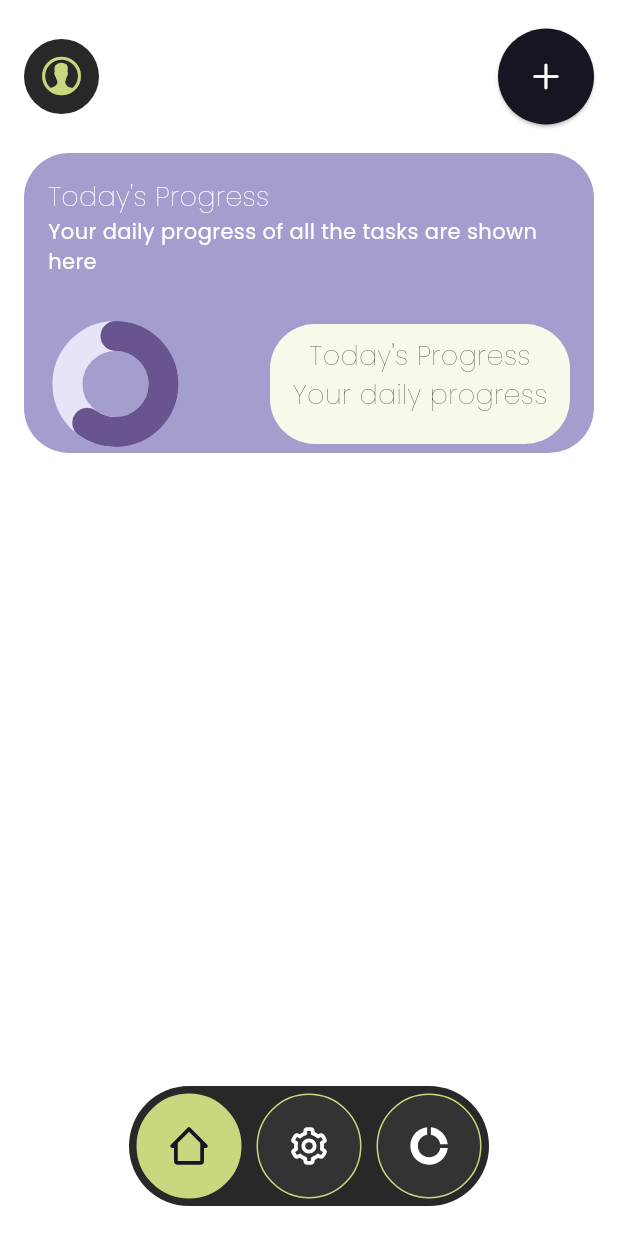
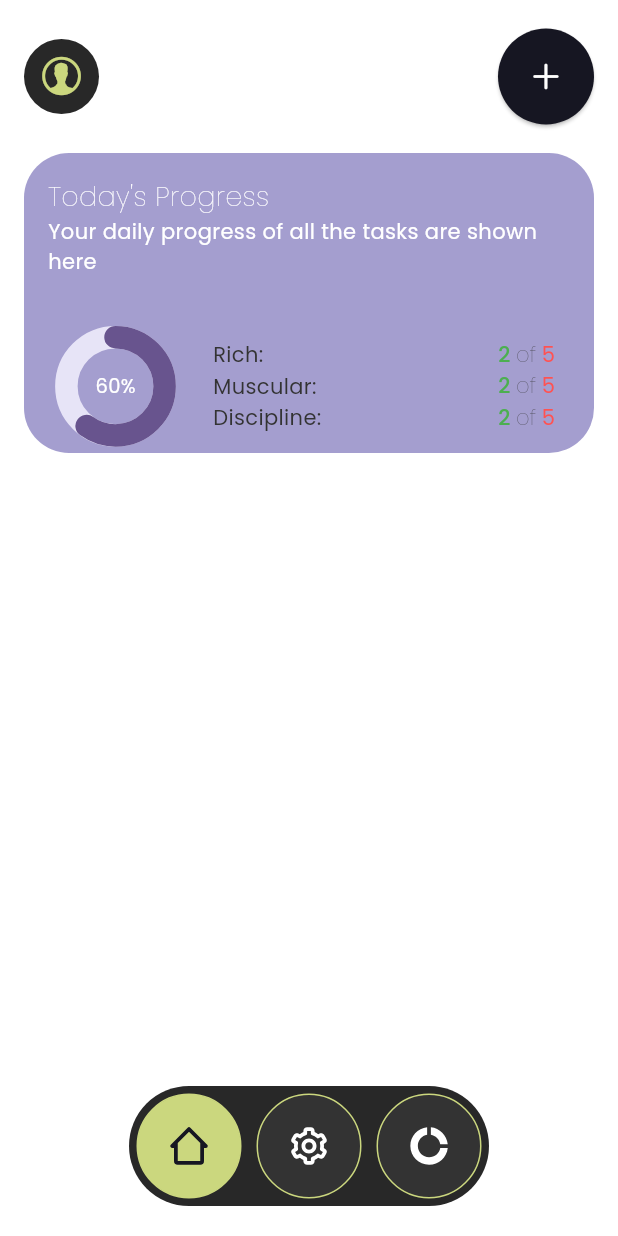
Before and after one commit to abhishekpanja554/attack_mode, a Flutter app: the screen it shows after launch, after a tap on an icon or button, on a phone screen of 412 x 824 dp. Run offline on Flutter 3.47's test engine with Material 3 defaults, Android fonts, the phone set to English and light mode, and no system bars; our stand-ins replace dio, flutter_riverpod, gap, google_fonts, icons_plus, riverpod_annotation; missing offline and left inert: patterns_canvas; generated files the repository leaves out were written again.

Commit message:
stats design in progress

```diff
--- a/lib/config/themes/colors.dart
+++ b/lib/config/themes/colors.dart
@@ -18,4 +18,5 @@ class ColorManager {
   static Color purple = const Color(0xffA49ECF);
   static Color black = const Color(0xff282828);
   static Color lightPurple = const Color(0xffE7E4F7);
+  static Color lightLemonGreen = const Color(0xffF7F9EA);
 }
--- a/lib/config/themes/styles.dart
+++ b/lib/config/themes/styles.dart
@@ -25,8 +25,14 @@ class TextStyleManager {
   );
 
   static TextStyle kTitleStyleWhite14 = GoogleFonts.poppins(
-    fontSize: 18,
+    fontSize: 14,
     color: ColorManager.darkGrey,
     fontWeight: FontWeight.w200,
   );
+
+  static TextStyle kTitleStyleWhite14Bold = GoogleFonts.poppins(
+    fontSize: 14,
+    color: ColorManager.darkGrey,
+    fontWeight: FontWeight.w400,
+  );
 }
--- a/lib/features/home/presentation/screens/home_screen.dart
+++ b/lib/features/home/presentation/screens/home_screen.dart
@@ -4,18 +4,20 @@ import 'package:attack_mode_app/config/themes/styles.dart';
 import 'package:attack_mode_app/core/util/screen_size.dart';
 import 'package:attack_mode_app/core/widgets/circle_outline_button.dart';
 import 'package:attack_mode_app/features/home/presentation/widgets/circular_progress_indicator.dart';
+import 'package:attack_mode_app/features/home/presentation/widgets/stat_info_widget.dart';
 import 'package:flutter/cupertino.dart';
 import 'package:flutter/material.dart';
 import 'package:flutter_riverpod/flutter_riverpod.dart';
+import 'package:patterns_canvas/patterns_canvas.dart';
 
-class HomeScreen extends ConsumerStatefulWidget {
+class HomeScreen extends StatefulWidget {
   const HomeScreen({super.key});
 
   @override
-  ConsumerState<HomeScreen> createState() => _HomeScreenState();
+  State<HomeScreen> createState() => _HomeScreenState();
 }
 
-class _HomeScreenState extends ConsumerState<HomeScreen> {
+class _HomeScreenState extends State<HomeScreen> {
   Widget header() {
     return SizedBox(
       height: 70,
@@ -70,26 +72,38 @@ class _HomeScreenState extends ConsumerState<HomeScreen> {
                   progress: 0.6,
                 ),
               ),
-              SizesManager.kSpace16,
-              Container(
-                height: 80,
-                constraints: BoxConstraints(minWidth: 200),
-                padding: SizesManager.kGeneralPadding8,
-                decoration: BoxDecoration(
-                  borderRadius: SizesManager.kBorderRadius30,
-                  color: Color(0xffF7F9EA)
-                ),
-                child: Column(
-                  children: [
-                    Text(
-                      "Today's Progress",
-                      style: TextStyleManager.kTitleStyleWhite14,
+              SizesManager.kSpace20,
+              Expanded(
+                child: ClipRRect(
+                  borderRadius: SizesManager.kBorderRadius16,
+                  child: CustomPaint(
+                    painter: ContainerPatternPainter(),
+                    child: Container(
+                      constraints: const BoxConstraints(minWidth: 200),
+                      padding: SizesManager.kGeneralPadding10,
+                      child: const Column(
+                        crossAxisAlignment: CrossAxisAlignment.start,
+                        mainAxisAlignment: MainAxisAlignment.spaceBetween,
+                        children: [
+                          StatInfoWidget(
+                            title: "Rich",
+                            value: "2",
+                            outOf: "5",
+                          ),
+                          StatInfoWidget(
+                            title: "Muscular",
+                            value: "2",
+                            outOf: "5",
+                          ),
+                          StatInfoWidget(
+                            title: "Discipline",
+                            value: "2",
+                            outOf: "5",
+                          ),
+                        ],
+                      ),
                     ),
-                    Text(
-                      "Your daily progress",
-                      style: TextStyleManager.kTitleStyleWhite14,
-                    ),
-                  ],
+                  ),
                 ),
               )
             ],
@@ -123,3 +137,16 @@ class _HomeScreenState extends ConsumerState<HomeScreen> {
     );
   }
 }
+
+class ContainerPatternPainter extends CustomPainter {
+  @override
+  void paint(Canvas canvas, Size size) {
+    DiagonalStripesLight(
+            bgColor: Color(0xffB8B2DB),
+            fgColor: Colors.white.withValues(alpha: 0.2))
+        .paintOnWidget(canvas, size);
+  }
+
+  @override
+  bool shouldRepaint(CustomPainter oldDelegate) => true;
+}
--- a/lib/features/home/presentation/widgets/circular_progress_indicator.dart
+++ b/lib/features/home/presentation/widgets/circular_progress_indicator.dart
@@ -1,4 +1,5 @@
 import 'package:attack_mode_app/config/themes/colors.dart';
+import 'package:attack_mode_app/config/themes/styles.dart';
 import 'package:flutter/material.dart';
 
 class CircleProgressWidget extends StatefulWidget {
@@ -12,12 +13,12 @@ class CircleProgressWidget extends StatefulWidget {
 
 class _CircleProgressWidgetState extends State<CircleProgressWidget>
     with SingleTickerProviderStateMixin {
-  late AnimationController controller;
+  late AnimationController barAnimationController;
   late Animation tween;
 
   @override
   void initState() {
-    controller = AnimationController(
+    barAnimationController = AnimationController(
       vsync: this,
       duration: const Duration(milliseconds: 500),
     );
@@ -26,37 +27,49 @@ class _CircleProgressWidgetState extends State<CircleProgressWidget>
       end: widget.progress,
     ).animate(
       CurvedAnimation(
-        parent: controller,
+        parent: barAnimationController,
         curve: Curves.decelerate,
       ),
     );
-    controller.forward();
+    barAnimationController.forward();
     // controller.repeat(reverse: true);
     super.initState();
   }
 
   @override
   void dispose() {
-    controller.dispose();
+    barAnimationController.dispose();
     super.dispose();
   }
 
   @override
   Widget build(BuildContext context) {
-    return SizedBox(
+    return AnimatedBuilder(
+      animation: tween,
+      builder: (context, child) {
+        return Stack(
+          alignment: Alignment.center,
+          children: [
+            SizedBox(
               height: 70,
               width: 70,
-      child: AnimatedBuilder(
-          animation: tween,
-          builder: (context, child) {
-            return CircularProgressIndicator(
+              child: CircularProgressIndicator(
                 value: tween.value,
                 strokeCap: StrokeCap.round,
-              strokeWidth: 20,
+                strokeWidth: 15,
                 backgroundColor: ColorManager.lightPurple,
                 strokeAlign: -0.3,
+              ),
+            ),
+            Text(
+              "${(tween.value * 100).toStringAsFixed(0)}%",
+              style: TextStyleManager.kSubtitleStyleWhiteThin14.copyWith(
+                fontSize: 13,
+              ),
+            )
+          ],
         );
-          }),
+      },
     );
   }
 }
--- /dev/null
+++ b/lib/features/home/presentation/widgets/stat_info_widget.dart
@@ -0,0 +1,45 @@
+import 'package:attack_mode_app/config/themes/colors.dart';
+import 'package:attack_mode_app/config/themes/styles.dart';
+import 'package:flutter/material.dart';
+
+class StatInfoWidget extends StatelessWidget {
+  final String title;
+  final String value;
+  final String outOf;
+  const StatInfoWidget(
+      {super.key,
+      required this.title,
+      required this.value,
+      required this.outOf});
+
+  @override
+  Widget build(BuildContext context) {
+    return Row(
+      mainAxisAlignment: MainAxisAlignment.spaceBetween,
+      children: [
+        Text(
+          "$title: ",
+          style: TextStyleManager.kTitleStyleWhite14Bold,
+        ),
+        RichText(
+          text: TextSpan(
+            text: '$value ',
+            style: TextStyleManager.kSubtitleStyleWhiteThin14
+                .copyWith(color: Colors.green,fontWeight: FontWeight.w500),
+            children: <TextSpan>[
+              TextSpan(
+                text: 'of',
+                style: TextStyleManager.kTitleStyleWhite14,
+              ),
+              TextSpan(
+                text: ' $outOf',
+                style: TextStyleManager.kSubtitleStyleWhiteThin14
+                    .copyWith(color: Colors.redAccent),
+              ),
+            ],
+          ),
+        ),
+      ],
+    );
+  }
+}
--- a/pubspec.yaml
+++ b/pubspec.yaml
@@ -42,6 +42,7 @@ dependencies:
   google_fonts: ^6.2.1
   gap: ^3.0.1
   fl_chart: ^0.69.2
+  patterns_canvas: ^0.5.0
 
 dev_dependencies:
   flutter_test:
```
Also changed, not shown: lib/features/auth/presentation/screens/login.dart (added), pubspec.lock, 1 other file. Lines whose indentation alone changed are shown as unchanged.
